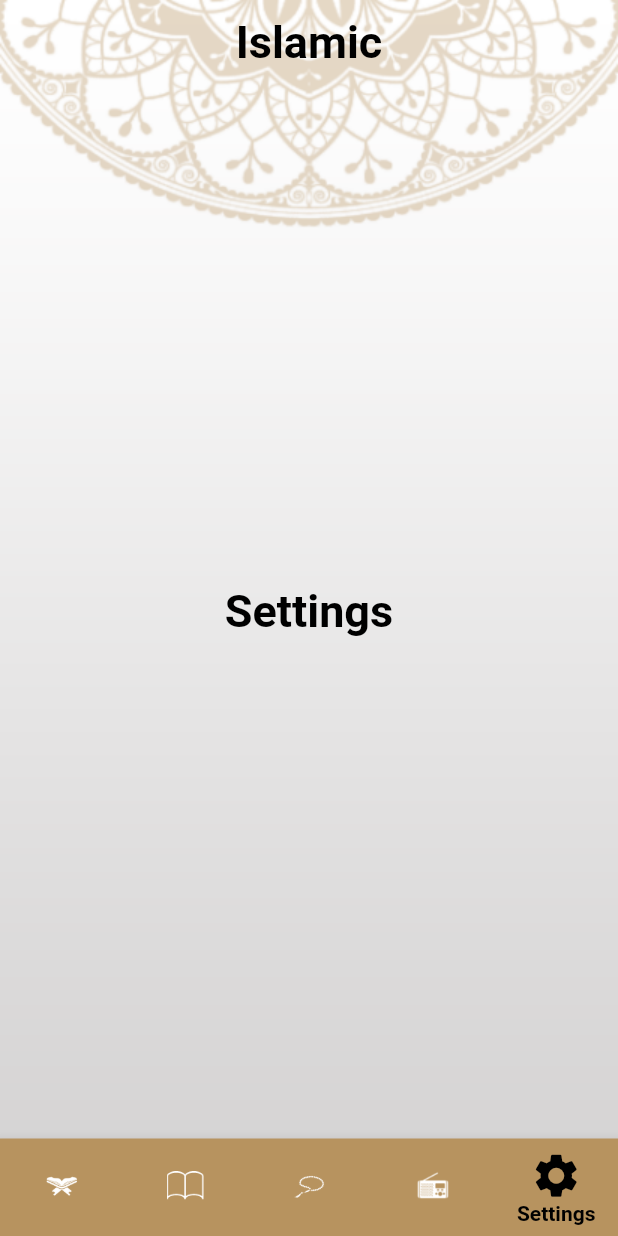
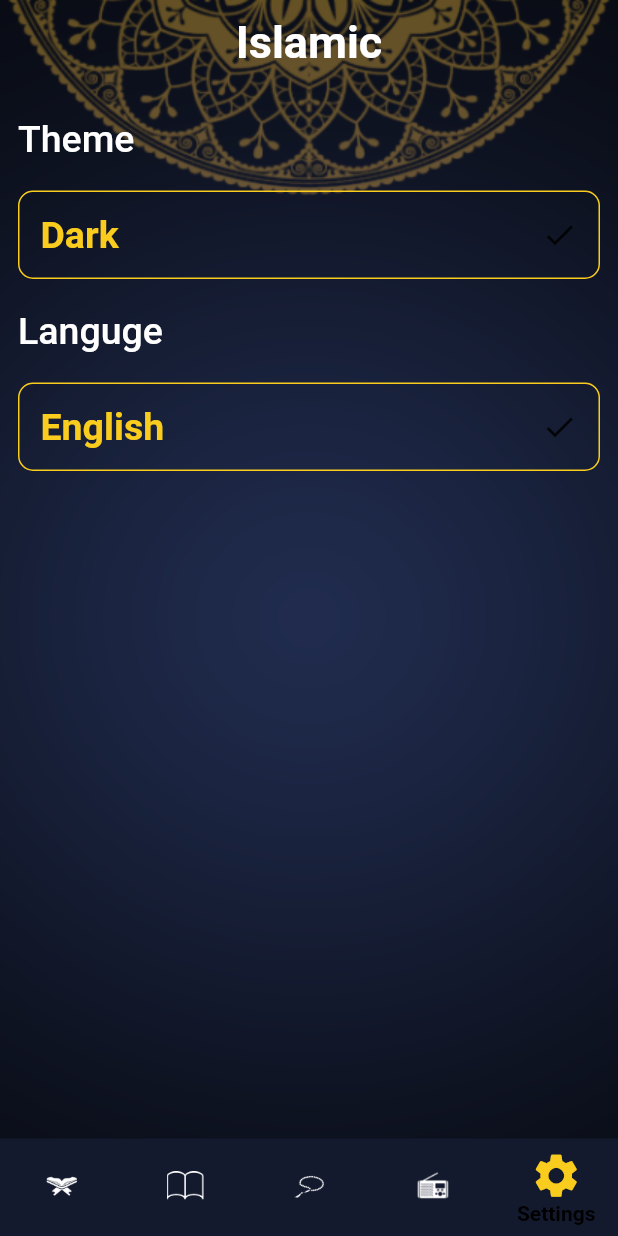
Before and after one commit to omarhamedmakram/islamic, a Flutter app: the screen it shows after launch, item 5 of the bottom bar chosen, on a phone screen of 412 x 824 dp. Run offline on Flutter 3.47's test engine with Material 2 defaults, Android fonts, the phone set to English and light mode, and no system bars.

Commit message:
add settings_view.dart add Theme app (dark - light)

```diff
--- a/lib/core/my_theme/my_theme.dart
+++ b/lib/core/my_theme/my_theme.dart
@@ -2,17 +2,20 @@ import 'package:flutter/material.dart';
 
 class MyTheme {
   static ThemeData lightTheme = ThemeData(
-      canvasColor: Color(0xFFB9AA91),
+      canvasColor: Color(0xFFF8F8F8),
       textTheme: TextTheme(
-          bodyMedium: TextStyle(
-              fontSize: 25, fontWeight: FontWeight.w500, color: Colors.black),
+          bodyLarge: TextStyle(
+              fontSize: 25, color: Colors.black, fontWeight: FontWeight.w500),
+          titleMedium: TextStyle(
+              fontWeight: FontWeight.bold, fontSize: 25, color: Colors.black),
+          titleSmall: TextStyle(
+              fontSize: 20, fontWeight: FontWeight.bold, color: Colors.black),
           titleLarge: TextStyle(
-              fontSize: 25, fontWeight: FontWeight.w500, color: Colors.black),
-          titleMedium: TextStyle(
-              fontSize: 25, fontWeight: FontWeight.bold, color: Colors.black),
-          bodyLarge: TextStyle(
-              color: Colors.black, fontSize: 25, fontWeight: FontWeight.bold),
-          titleSmall: TextStyle(fontSize: 20, color: Colors.black)),
+            fontSize: 25,
+            fontWeight: FontWeight.bold,
+            color: Colors.black,
+          ),
+          bodyMedium: TextStyle(color: Colors.white, fontSize: 25)),
       scaffoldBackgroundColor: Colors.transparent,
       primaryColor: Color(0xFFB7935F),
       appBarTheme: AppBarTheme(
@@ -31,5 +34,53 @@ class MyTheme {
           showSelectedLabels: true,
           selectedItemColor: Colors.black,
           selectedLabelStyle:
-              TextStyle(fontWeight: FontWeight.bold, fontSize: 14)));
+              TextStyle(fontWeight: FontWeight.bold, fontSize: 14)),
+      shadowColor: Color(0xFFB7935F),
+      primaryColorLight: Color(0xFFAEA496),
+      bottomSheetTheme: BottomSheetThemeData(
+        shadowColor: Color(0xFFB7935F),
+      ));
+
+  static ThemeData darkTheme = ThemeData(
+    primaryColorLight: Color(0xFF141A2E),
+    textTheme: TextTheme(
+        bodyLarge: TextStyle(
+            fontSize: 25, color: Colors.white, fontWeight: FontWeight.w500),
+        titleMedium: TextStyle(
+            fontWeight: FontWeight.bold, fontSize: 25, color: Colors.white),
+        titleSmall: TextStyle(
+          fontSize: 20,
+          fontWeight: FontWeight.bold,
+          color: Color(0xFFFACC1D),
+        ),
+        titleLarge: TextStyle(
+          fontSize: 25,
+          fontWeight: FontWeight.bold,
+          color: Color(0xFFFACC1D),
+        ),
+        bodyMedium: TextStyle(color: Colors.white, fontSize: 25)),
+    canvasColor: Color(0xFF141A2E),
+    scaffoldBackgroundColor: Colors.transparent,
+    primaryColor: Color(0xFFFACC1D),
+    appBarTheme: AppBarTheme(
+        iconTheme: IconThemeData(color: Colors.white),
+        backgroundColor: Colors.transparent,
+        centerTitle: true,
+        elevation: 0.0,
+        titleTextStyle: TextStyle(
+            color: Colors.white, fontSize: 30, fontWeight: FontWeight.bold)),
+    bottomNavigationBarTheme: BottomNavigationBarThemeData(
+        type: BottomNavigationBarType.fixed,
+        backgroundColor: Color(0xFF141A2E),
+        selectedIconTheme: IconThemeData(color: Color(0xFFFACC1D), size: 35),
+        unselectedIconTheme: IconThemeData(color: Colors.white, size: 25),
+        showUnselectedLabels: false,
+        showSelectedLabels: true,
+        selectedItemColor: Colors.black,
+        selectedLabelStyle: TextStyle(
+            fontWeight: FontWeight.bold,
+            fontSize: 14,
+            color: Color(0xFFFACC1D))),
+    shadowColor: Color(0xFF141A2E),
+  );
 }
--- a/lib/layout/home/home_screen.dart
+++ b/lib/layout/home/home_screen.dart
@@ -3,8 +3,10 @@ import 'package:islamic/modules/quran_view/quran_view.dart';
 import 'package:islamic/modules/redio_view/redio_view.dart';
 import 'package:islamic/modules/sebha_view/sebha_view.dart';
 import 'package:islamic/modules/settings/settings_view.dart';
+import 'package:provider/provider.dart';
 
 import '../../modules/hadeth_view/hadeth_view.dart';
+import '../../modules/settings/provider/settings_provider.dart';
 
 class HomeScreen extends StatefulWidget {
   static const String routeName = 'HomeScreen';
@@ -26,11 +28,14 @@ class _HomeScreenState extends State<HomeScreen> {
   @override
   Widget build(BuildContext context) {
     var theme = Theme.of(context);
+    var settingsProvider = Provider.of<SettingProvider>(context);
     return Container(
       decoration: BoxDecoration(
           image: DecorationImage(
               image: AssetImage(
-                'assets/images/background_light.png',
+                settingsProvider.currentTheme == ThemeMode.dark
+                    ? 'assets/images/background_dark.png'
+                    : 'assets/images/background_light.png',
               ),
               fit: BoxFit.fill)),
       child: Scaffold(
--- a/lib/main.dart
+++ b/lib/main.dart
@@ -1,22 +1,28 @@
 import 'package:flutter/material.dart';
 import 'package:islamic/core/my_theme/my_theme.dart';
+import 'package:islamic/modules/settings/provider/settings_provider.dart';
 import 'package:islamic/modules/splash_screen/splash_screen.dart';
+import 'package:provider/provider.dart';
 
 import 'layout/home/home_screen.dart';
 import 'modules/hadeth_view/hadith_details/hadith_details.dart';
 import 'modules/quran_view/sura_details/sura_details.dart';
 
 void main() {
-  runApp(MyApp());
+  runApp(ChangeNotifierProvider(
+      create: (context) => SettingProvider(), child: MyApp()));
 }
 
 class MyApp extends StatelessWidget {
   @override
   Widget build(BuildContext context) {
+    var settingsProvider = Provider.of<SettingProvider>(context);
     return MaterialApp(
       debugShowCheckedModeBanner: false,
+      themeMode: settingsProvider.currentTheme,
+      initialRoute: HomeScreen.routeName,
       theme: MyTheme.lightTheme,
-      initialRoute: HomeScreen.routeName,
+      darkTheme: MyTheme.darkTheme,
       routes: {
         SplashScreen.routeName: (context) => SplashScreen(),
         HomeScreen.routeName: (context) => HomeScreen(),
--- a/lib/modules/hadeth_view/hadeth_view.dart
+++ b/lib/modules/hadeth_view/hadeth_view.dart
@@ -28,7 +28,7 @@ class _HedethViewState extends State<HedethView> {
         ),
         Text(
           'الاحاديث ',
-          style: theme.textTheme.titleLarge,
+          style: theme.textTheme.bodyLarge,
         ),
         Divider(
           thickness: 2,
@@ -45,7 +45,7 @@ class _HedethViewState extends State<HedethView> {
                     },
                     child: Text(
                       '${hedathmodel[index].title}',
-                      style: theme.textTheme.bodyLarge,
+                      style: theme.textTheme.titleMedium,
                       textAlign: TextAlign.center,
                     ),
                   ),
--- a/lib/modules/hadeth_view/hadith_details/hadith_details.dart
+++ b/lib/modules/hadeth_view/hadith_details/hadith_details.dart
@@ -1,4 +1,6 @@
 import 'package:flutter/material.dart';
+import 'package:islamic/modules/settings/provider/settings_provider.dart';
+import 'package:provider/provider.dart';
 
 import '../../../model/hadeth_model/hedeth_model.dart';
 
@@ -11,13 +13,16 @@ class HadithDetails extends StatelessWidget {
   Widget build(BuildContext context) {
     var args = ModalRoute.of(context)?.settings.arguments as HedathModel;
     var theme = Theme.of(context);
+    var settingProvider = Provider.of<SettingProvider>(context);
     return Container(
         width: MediaQuery.of(context).size.width,
         height: MediaQuery.of(context).size.height,
         decoration: BoxDecoration(
             image: DecorationImage(
                 image: AssetImage(
-                  'assets/images/background_light.png',
+                  settingProvider.currentTheme == ThemeMode.dark
+                      ? 'assets/images/background_dark.png'
+                      : 'assets/images/background_light.png',
                 ),
                 fit: BoxFit.fill)),
         child: Scaffold(
@@ -30,14 +35,15 @@ class HadithDetails extends StatelessWidget {
               width: MediaQuery.of(context).size.width,
               height: MediaQuery.of(context).size.height,
               decoration: BoxDecoration(
-                  borderRadius: BorderRadius.circular(30),
-                  color: Color(0xFFF8F8F8)),
+                borderRadius: BorderRadius.circular(30),
+                color: theme.canvasColor,
+              ),
               child: SingleChildScrollView(
                 child: Column(
                   children: [
                     Text(
                       args.title,
-                      style: theme.textTheme.bodyMedium,
+                      style: theme.textTheme.titleLarge,
                     ),
                     Divider(
                       thickness: 1,
--- a/lib/modules/quran_view/quran_view.dart
+++ b/lib/modules/quran_view/quran_view.dart
@@ -129,13 +129,13 @@ class QuranView extends StatelessWidget {
         Image.asset('assets/images/title_quran.png'),
         Divider(
           color: theme.primaryColor,
-          thickness: 3,
+          thickness: 2,
         ),
         Text('اسم  الصورة  ',
-            textAlign: TextAlign.center, style: theme.textTheme.titleLarge),
+            textAlign: TextAlign.center, style: theme.textTheme.bodyLarge),
         Divider(
           color: theme.primaryColor,
-          thickness: 3,
+          thickness: 2,
         ),
         Expanded(
           child: ListView.separated(
@@ -147,7 +147,7 @@ class QuranView extends StatelessWidget {
                     },
                     child: Text(
                       suraName[index],
-                      style: theme.textTheme.bodyMedium,
+                      style: theme.textTheme.titleMedium,
                       textAlign: TextAlign.center,
                     ),
                   ),
--- a/lib/modules/quran_view/sura_details/sura_details.dart
+++ b/lib/modules/quran_view/sura_details/sura_details.dart
@@ -1,5 +1,7 @@
 import 'package:flutter/material.dart';
 import 'package:flutter/services.dart';
+import 'package:islamic/modules/settings/provider/settings_provider.dart';
+import 'package:provider/provider.dart';
 
 import '../../../model/quran_model/quran_model.dart';
 
@@ -19,12 +21,15 @@ class _SuraDetailsState extends State<SuraDetails> {
   Widget build(BuildContext context) {
     var args = ModalRoute.of(context)?.settings.arguments as QuranModel;
     var theme = Theme.of(context);
+    var settingsProvider = Provider.of<SettingProvider>(context);
     if (vers.isEmpty) readFile(args.index);
     return Container(
         decoration: BoxDecoration(
             image: DecorationImage(
                 image: AssetImage(
-                  'assets/images/background_light.png',
+                  settingsProvider.currentTheme == ThemeMode.dark
+                      ? 'assets/images/background_dark.png'
+                      : 'assets/images/background_light.png',
                 ),
                 fit: BoxFit.fill)),
         child: Scaffold(
@@ -38,7 +43,7 @@ class _SuraDetailsState extends State<SuraDetails> {
             height: MediaQuery.of(context).size.height,
             decoration: BoxDecoration(
                 borderRadius: BorderRadius.circular(30),
-                color: Color(0xFFF8F8F8)),
+                color: theme.canvasColor),
             child: Column(
               children: [
                 Row(
@@ -46,7 +51,7 @@ class _SuraDetailsState extends State<SuraDetails> {
                   children: [
                     Text(
                       args.text,
-                      style: theme.textTheme.bodyLarge,
+                      style: theme.textTheme.titleLarge,
                     ),
                     SizedBox(
                       width: 10,
@@ -58,7 +63,7 @@ class _SuraDetailsState extends State<SuraDetails> {
                   color: theme.primaryColor,
                   endIndent: 40,
                   indent: 40,
-                  thickness: 1,
+                  thickness: 0.5,
                 ),
                 Expanded(
                   child: ListView.builder(
--- a/lib/modules/redio_view/redio_view.dart
+++ b/lib/modules/redio_view/redio_view.dart
@@ -23,7 +23,7 @@ class _RedioViewState extends State<RedioView> {
           ),
           Text(
             'اذاعة القرءان الكريم ',
-            style: theme.textTheme.bodyMedium,
+            style: theme.textTheme.titleMedium,
             textAlign: TextAlign.center,
           ),
           SizedBox(
--- a/lib/modules/sebha_view/sebha_view.dart
+++ b/lib/modules/sebha_view/sebha_view.dart
@@ -18,18 +18,19 @@ class _SebhaViewState extends State<SebhaView> {
 
   @override
   Widget build(BuildContext context) {
-    print(Remembrance.length);
     var theme = Theme.of(context);
     return Container(
       width: MediaQuery.of(context).size.width,
       height: MediaQuery.of(context).size.height,
-      margin: EdgeInsetsDirectional.only(top: 20),
       child: Column(
         children: [
           Stack(
             alignment: Alignment.topCenter,
             children: [
-              Image.asset('assets/images/head of seb7a.png'),
+              Image.asset(
+                'assets/images/head of seb7a.png',
+                color: theme.primaryColor,
+              ),
               InkWell(
                 onTap: () {
                   truns += 0.3;
@@ -40,14 +41,18 @@ class _SebhaViewState extends State<SebhaView> {
                   margin: EdgeInsetsDirectional.only(top: 75, bottom: 30),
                   child: Transform.rotate(
                     angle: truns,
-                    child: Image.asset('assets/images/body of seb7a.png'),
+                    child: Image.asset(
+                      'assets/images/body of seb7a.png',
+                      color: theme.primaryColor,
+                    ),
                   ),
                 ),
               ),
             ],
           ),
-          const Text(
+          Text(
             'عدد التسبيحات ',
+            style: theme.textTheme.titleMedium,
             textAlign: TextAlign.center,
           ),
           Container(
@@ -57,12 +62,11 @@ class _SebhaViewState extends State<SebhaView> {
             height: 60,
             decoration: BoxDecoration(
               borderRadius: BorderRadiusDirectional.circular(20.0),
-              color: theme.canvasColor,
+              color: theme.primaryColorLight,
             ),
             child: Text(
               '$counterSebha',
-              style: TextStyle(),
-            ),
+                style: theme.textTheme.bodyMedium),
           ),
           ElevatedButton(
               onPressed: () {
--- /dev/null
+++ b/lib/modules/settings/provider/settings_provider.dart
@@ -0,0 +1,15 @@
+import 'package:flutter/material.dart';
+
+class SettingProvider extends ChangeNotifier {
+  ThemeMode currentTheme = ThemeMode.dark;
+
+  changeTheme(ThemeMode newTheme) {
+    if (newTheme == currentTheme) return;
+    currentTheme = newTheme;
+    notifyListeners();
+  }
+
+  bool isDark() {
+    return currentTheme == ThemeMode.dark;
+  }
+}
--- a/lib/modules/settings/settings_view.dart
+++ b/lib/modules/settings/settings_view.dart
@@ -1,13 +1,90 @@
 import 'package:flutter/material.dart';
+import 'package:islamic/modules/settings/provider/settings_provider.dart';
+import 'package:islamic/modules/settings/widget/them_bottmsheet.dart';
+import 'package:provider/provider.dart';
 
-class Settings extends StatelessWidget {
+class Settings extends StatefulWidget {
+  @override
+  State<Settings> createState() => _SettingsState();
+}
+
+class _SettingsState extends State<Settings> {
   @override
   Widget build(BuildContext context) {
-    return Center(
-      child: Text(
-        'Settings',
-        style: TextStyle(fontSize: 30, fontWeight: FontWeight.bold),
+    var theme = Theme.of(context);
+    var settingsProvider = Provider.of<SettingProvider>(context);
+    return Padding(
+      padding: const EdgeInsets.all(12.0),
+      child: Column(
+        crossAxisAlignment: CrossAxisAlignment.start,
+        children: [
+          const SizedBox(
+            height: 10,
+          ),
+          Text(
+            'Theme',
+            style: theme.textTheme.bodyLarge,
+          ),
+          const SizedBox(
+            height: 20,
+          ),
+          InkWell(
+            onTap: () {
+              showThemeBottomSheet();
+            },
+            child: Container(
+              padding: EdgeInsetsDirectional.all(14.0),
+              decoration: BoxDecoration(
+                  borderRadius: BorderRadius.circular(10),
+                  border: Border.all(color: theme.primaryColor)),
+              child: Row(
+                mainAxisAlignment: MainAxisAlignment.spaceBetween,
+                children: [
+                  Text(
+                    'Dark',
+                    style: theme.textTheme.titleLarge,
+                  ),
+                  Icon(Icons.check)
+                ],
+              ),
+            ),
+          ),
+          const SizedBox(
+            height: 20,
+          ),
+          Text(
+            'Languge',
+            style: theme.textTheme.bodyLarge,
+          ),
+          const SizedBox(
+            height: 20,
+          ),
+          InkWell(
+            onTap: () {},
+            child: Container(
+              padding: EdgeInsetsDirectional.all(14.0),
+              decoration: BoxDecoration(
+                  borderRadius: BorderRadius.circular(10),
+                  border: Border.all(color: theme.primaryColor)),
+              child: Row(
+                mainAxisAlignment: MainAxisAlignment.spaceBetween,
+                children: [
+                  Text(
+                    'English',
+                    style: theme.textTheme.titleLarge,
+                  ),
+                  Icon(Icons.check)
+                ],
+              ),
+            ),
+          )
+        ],
       ),
     );
   }
+
+  showThemeBottomSheet() {
+    showModalBottomSheet(
+        context: context, builder: (context) => ThemeBottomSheet());
+  }
 }
--- a/pubspec.yaml
+++ b/pubspec.yaml
@@ -30,6 +30,7 @@ environment:
 dependencies:
   flutter:
     sdk: flutter
+  provider: ^6.0.5
 
 
   # The following adds the Cupertino Icons font to your application.
```
Also changed, not shown: lib/modules/settings/widget/them_bottmsheet.dart (added, +79 -0 lines), assets/images/background_dark.png (added), pubspec.lock.
